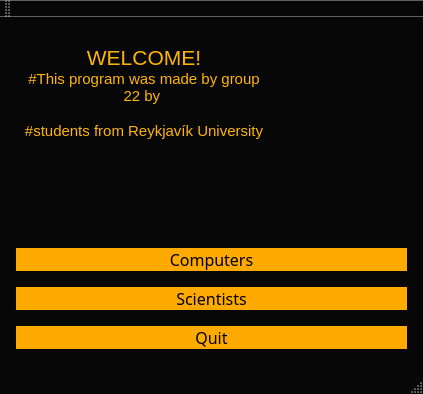
Before: the Qt Designer form mainwindow.ui in stefanv15/verklegtNamskeid_skil3, drawn with Qt 5.
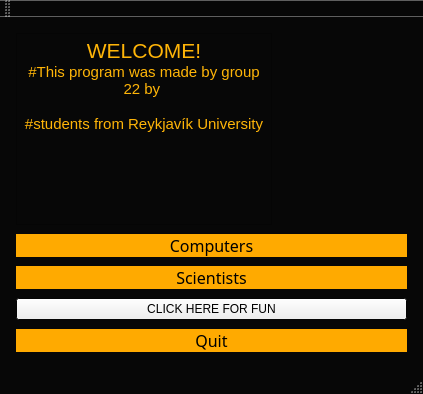
After: the same form once the commit is applied.

What changed in the file:
```diff
--- a/mainwindow.ui
+++ b/mainwindow.ui
@@ -933,6 +933,13 @@
         </property>
        </widget>
       </item>
+      <item>
+       <widget class="QPushButton" name="Button_fun">
+        <property name="text">
+         <string>CLICK HERE FOR FUN</string>
+        </property>
+       </widget>
+      </item>
       <item>
        <widget class="QPushButton" name="Quit">
         <property name="sizePolicy">
```
